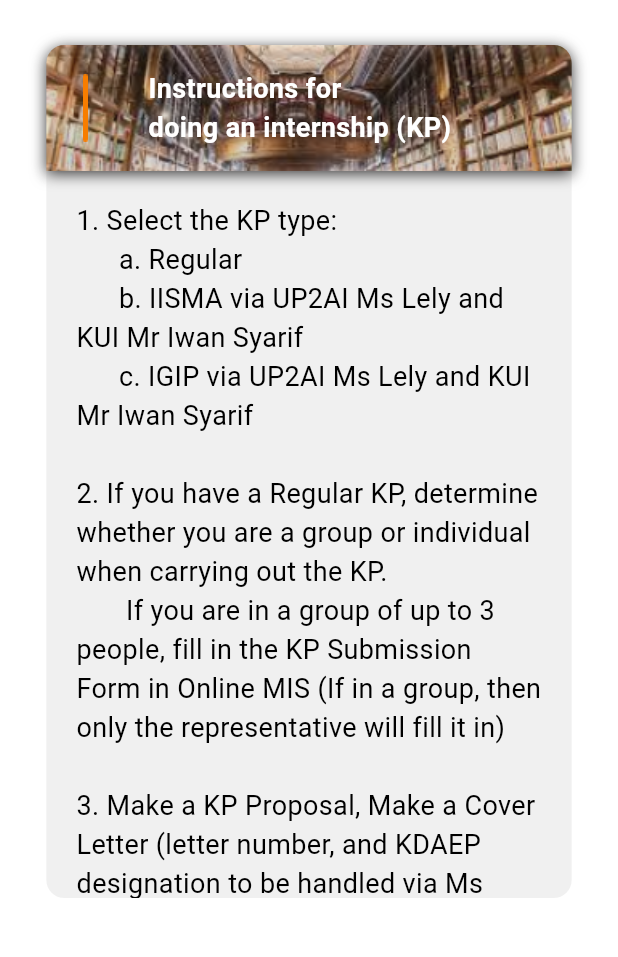
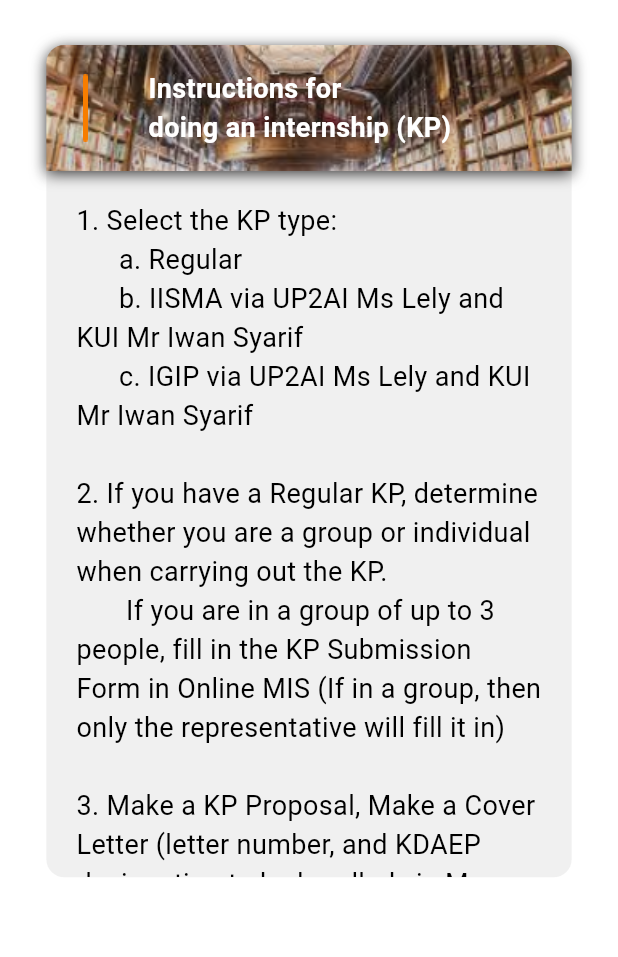
Before and after one commit to andraalayubi/agile-master-fork, a Flutter app: the Guide screen opened directly, on a phone screen of 412 x 824 dp, the part 84-1041 px from its top. Run offline on Flutter 3.47's test engine with Material 3 defaults, Android fonts, the phone set to English and light mode, and no system bars; our stand-ins replace readmore, shared_preferences; missing offline and left inert: dart:ffi; accounts and stored records are empty.

```diff
--- a/flutter_project/lib/main.dart
+++ b/flutter_project/lib/main.dart
@@ -14,6 +14,7 @@ class GoShip extends StatelessWidget {
   @override
   Widget build(BuildContext context) {
     return const MaterialApp(
+      debugShowCheckedModeBanner: false,
       home: SplashScreen(),
     );
   }
--- a/flutter_project/lib/view/guide/guide.dart
+++ b/flutter_project/lib/view/guide/guide.dart
@@ -100,22 +100,21 @@ class Guide extends StatelessWidget {
                       ),
                     ),
                     Container(
-                      height: MediaQuery.of(context).size.height / 1.7,
-                      child: ListView.builder(
-                        itemBuilder: (context, index) {
-                          return Container(
-                            child: Text(
-                              '1. Select the KP type:\n      a. Regular\n      b. IISMA via UP2AI Ms Lely and KUI Mr Iwan Syarif\n      c. IGIP via UP2AI Ms Lely and KUI Mr Iwan Syarif\n\n2. If you have a Regular KP, determine whether you are a group or individual when carrying out the KP. \n       If you are in a group of up to 3 people, fill in the KP Submission Form in Online MIS (If in a group, then only the representative will fill it in)\n\n3. Make a KP Proposal, Make a Cover Letter (letter number, and KDAEP designation to be handled via Ms Pipid), make a thank you letter when it is received (letter number and KDAEP designation to be managed via Ms Pipid), Farewell to the Supervisor before leaving for KP\n\n4. Implementation of KP 6 Months\n\n5. Making a KP Logbook, the file filled in is the progress of the KP book, photos uploaded can be daily activities at the company (free photos)\n\n6. Preparation for KP Session\n        a. ACC Supervisor\n        b. KP Book\n        c. KP Presentation (Indonesia)\n        d. advance in groups\n        e. Collect Value from the Company\n       f. Collect Mandiri Bank Account (KP funds)',
-                              style: TextStyle(
-                                fontSize: 18,
-                                color: Colors.black,
+                        height: MediaQuery.of(context).size.height / 1.75,
+                        child: ListView(
+                          children: [
+                            Container(
+                              padding: const EdgeInsets.all(20),
+                              child: const Text(
+                                '1. Select the KP type:\n      a. Regular\n      b. IISMA via UP2AI Ms Lely and KUI Mr Iwan Syarif\n      c. IGIP via UP2AI Ms Lely and KUI Mr Iwan Syarif\n\n2. If you have a Regular KP, determine whether you are a group or individual when carrying out the KP. \n       If you are in a group of up to 3 people, fill in the KP Submission Form in Online MIS (If in a group, then only the representative will fill it in)\n\n3. Make a KP Proposal, Make a Cover Letter (letter number, and KDAEP designation to be handled via Ms Pipid), make a thank you letter when it is received (letter number and KDAEP designation to be managed via Ms Pipid), Farewell to the Supervisor before leaving for KP\n\n4. Implementation of KP 6 Months\n\n5. Making a KP Logbook, the file filled in is the progress of the KP book, photos uploaded can be daily activities at the company (free photos)\n\n6. Preparation for KP Session\n        a. ACC Supervisor\n        b. KP Book\n        c. KP Presentation (Indonesia)\n        d. advance in groups\n        e. Collect Value from the Company\n       f. Collect Mandiri Bank Account (KP funds)',
+                                style: TextStyle(
+                                  fontSize: 18,
+                                  color: Colors.black,
+                                ),
                               ),
-                            ),
-                          );
-                        },
-                        padding: EdgeInsets.all(20),
-                      ),
-                    ),
+                            )
+                          ],
+                        )),
                   ],
                 ),
               ),
--- a/flutter_project/pubspec.yaml
+++ b/flutter_project/pubspec.yaml
@@ -38,6 +38,7 @@ dependencies:
   provider: ^6.1.2
   http: ^1.2.0
   shared_preferences: ^2.2.2
+  readmore: ^3.0.0
 
 dev_dependencies:
   flutter_test:
```
Also changed, not shown: flutter_project/lib/view/home/home.dart (+72 -45 lines), flutter_project/lib/view/splash_screen/splash_screen.dart (+17 -10 lines), flutter_project/pubspec.lock.
